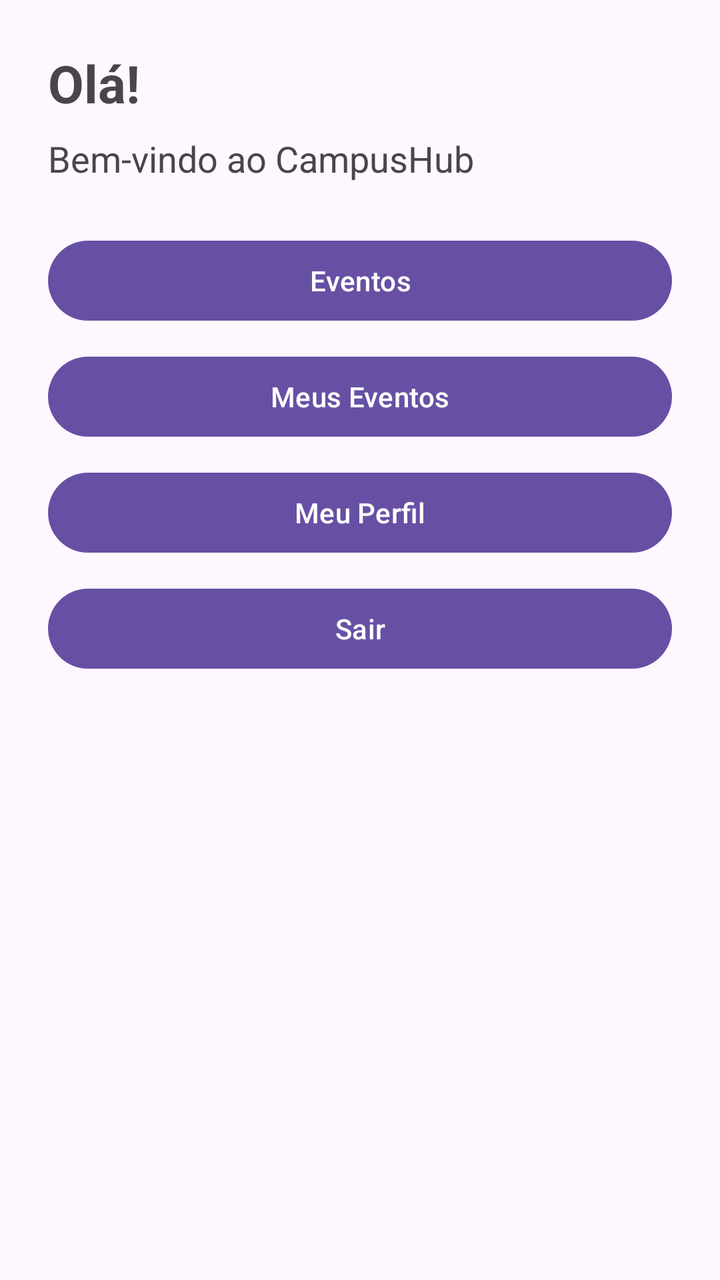
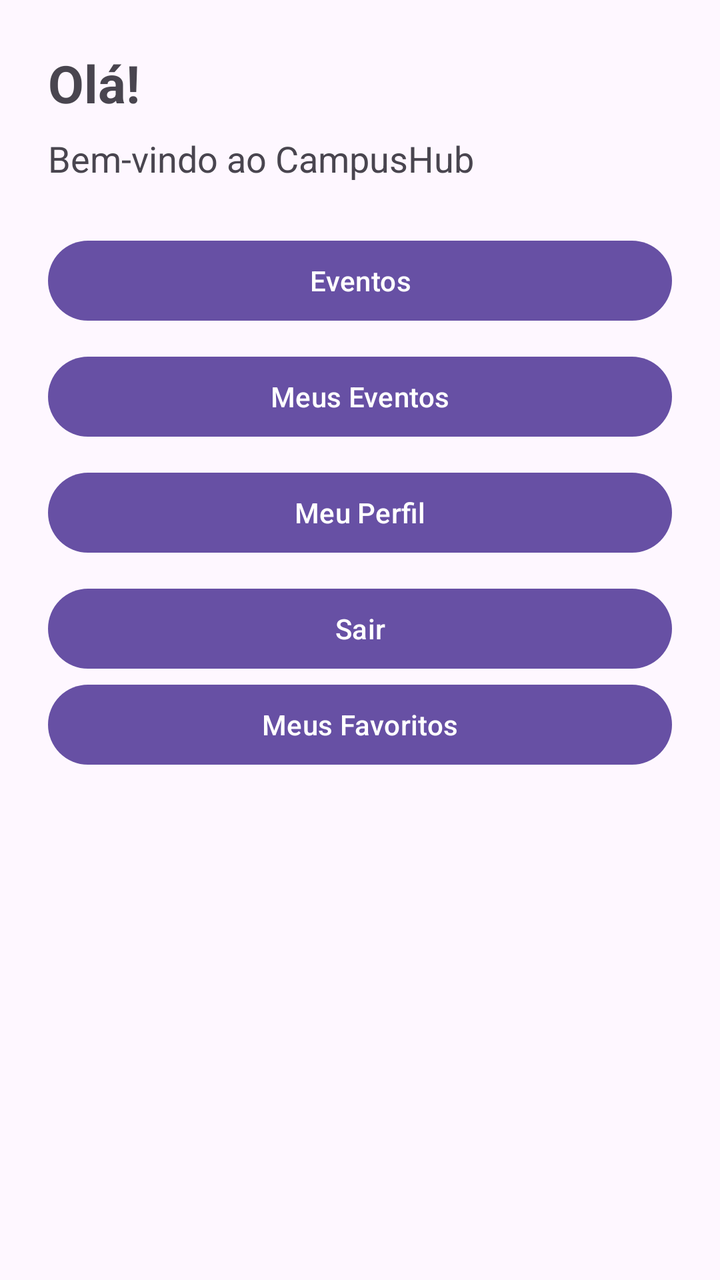

Compare the two renders of this Android layout. The source of the first and the diff that turns it into the second are given below.
<!-- AndroidManifest.xml: application theme Theme.CampusHub -->
<!-- res/layout/activity_home.xml -->
<?xml version="1.0" encoding="utf-8"?>
<LinearLayout
    xmlns:android="http://schemas.android.com/apk/res/android"
    android:layout_width="match_parent"
    android:layout_height="match_parent"
    android:orientation="vertical"
    android:padding="24dp">

    <TextView
        android:id="@+id/txtSaudacao"
        android:layout_width="wrap_content"
        android:layout_height="wrap_content"
        android:text="Olá!"
        android:textSize="26sp"
        android:textStyle="bold"
        android:layout_marginBottom="8dp"/>

    <TextView
        android:layout_width="wrap_content"
        android:layout_height="wrap_content"
        android:text="Bem-vindo ao CampusHub"
        android:textSize="18sp"
        android:layout_marginBottom="25dp"/>

    <Button
        android:id="@+id/btnEventos"
        android:layout_width="match_parent"
        android:layout_height="wrap_content"
        android:text="Eventos"
        android:layout_marginBottom="10dp"/>

    <Button
        android:id="@+id/btnMeusEventos"
        android:layout_width="match_parent"
        android:layout_height="wrap_content"
        android:text="Meus Eventos"
        android:layout_marginBottom="10dp"/>

    <Button
        android:id="@+id/btnPerfil"
        android:layout_width="match_parent"
        android:layout_height="wrap_content"
        android:text="Meu Perfil"
        android:layout_marginBottom="10dp"/>

    <Button
        android:id="@+id/btnSair"
        android:layout_width="match_parent"
        android:layout_height="wrap_content"
        android:text="Sair"/>

</LinearLayout>
<!-- resources referenced by this layout -->
<resources>
  <style name="Theme.CampusHub" parent="Base.Theme.CampusHub" />
  <style name="Base.Theme.CampusHub" parent="Theme.Material3.DayNight.NoActionBar">
          
          
      </style>
</resources>

<!-- the commit's change to res/layout/activity_home.xml (unified diff, before → after) -->
@@ -49,4 +49,11 @@
         android:layout_height="wrap_content"
         android:text="Sair"/>
 
+    <Button
+        android:id="@+id/btnMeusFavoritos"
+        android:layout_width="match_parent"
+        android:layout_height="wrap_content"
+        android:layout_marginBottom="10dp"
+        android:text="Meus Favoritos" />
+
 </LinearLayout>
